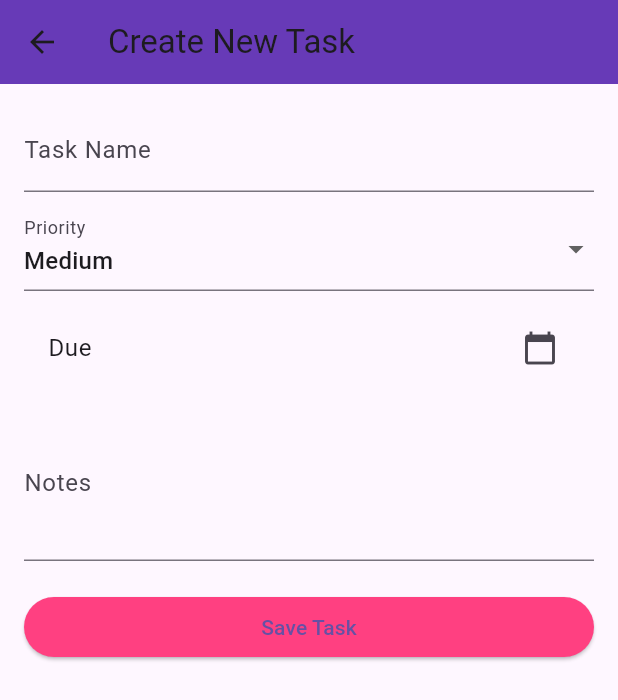
After one commit to pubo123/flutter-test-repo, a Flutter app: the screen it shows once a user with an empty profile is signed in, item 4 of the bottom bar chosen, after a tap on the "add" icon, on a phone screen of 412 x 824 dp. The commit adds this screen. Shown: the top 700 px of the screen. Run offline on Flutter 3.47's test engine with Material 3 defaults, Android fonts, the phone set to English and light mode, and no system bars; our stand-ins replace firebase_auth, firebase_core; accounts and stored records are empty.

Commit message:
some file

```diff
--- /dev/null
+++ b/lib/screen/create_task_page.dart
@@ -0,0 +1,86 @@
+import 'package:flutter/material.dart';
+
+class CreateTaskPage extends StatefulWidget {
+  @override
+  _CreateTaskPageState createState() => _CreateTaskPageState();
+}
+
+class _CreateTaskPageState extends State<CreateTaskPage> {
+  final _formKey = GlobalKey<FormState>();
+  String taskName = '';
+  String priority = 'Medium';
+  DateTime dueDate = DateTime.now();
+  String notes = '';
+
+  void _saveTask() {
+    if (_formKey.currentState!.validate()) {
+      _formKey.currentState!.save();
+      // Save the task details (you can integrate this with a database)
+      print("Task Saved: $taskName, $priority, $dueDate, $notes");
+      Navigator.pop(context);
+    }
+  }
+
+  @override
+  Widget build(BuildContext context) {
+    return Scaffold(
+      appBar: AppBar(
+        title: Text('Create New Task'),
+        backgroundColor: Colors.deepPurple,
+      ),
+      body: Padding(
+        padding: const EdgeInsets.all(16.0),
+        child: Form(
+          key: _formKey,
+          child: ListView(
+            children: [
+              TextFormField(
+                decoration: InputDecoration(labelText: 'Task Name'),
+                validator: (value) {
+                  if (value == null || value.isEmpty) return 'Task name is required';
+                  return null;
+                },
+                onSaved: (value) => taskName = value!,
+              ),
+              SizedBox(height: 10),
+              DropdownButtonFormField<String>(
+                value: priority,
+                items: ['High', 'Medium', 'Low']
+                    .map((priority) => DropdownMenuItem(value: priority, child: Text(priority)))
+                    .toList(),
+                onChanged: (value) => setState(() => priority = value!),
+                decoration: InputDecoration(labelText: 'Priority'),
+              ),
+              SizedBox(height: 10),
+              ListTile(
+                title: Text('Due Date: ${dueDate.toLocal()}'.split(' ')[0]),
+                trailing: Icon(Icons.calendar_today),
+                onTap: () async {
+                  DateTime? pickedDate = await showDatePicker(
+                    context: context,
+                    initialDate: dueDate,
+                    firstDate: DateTime.now(),
+                    lastDate: DateTime(2100),
+                  );
+                  if (pickedDate != null) setState(() => dueDate = pickedDate);
+                },
+              ),
+              SizedBox(height: 10),
+              TextFormField(
+                decoration: InputDecoration(labelText: 'Notes'),
+                maxLines: 3,
+                onSaved: (value) => notes = value!,
+              ),
+              SizedBox(height: 20),
+              ElevatedButton(
+                onPressed: _saveTask,
+                child: Text('Save Task'),
+                style: ElevatedButton.styleFrom(backgroundColor: Colors.pinkAccent),
+              ),
+            ],
+          ),
+        ),
+      ),
+    );
+  }
+}
--- a/lib/screen/home.dart
+++ b/lib/screen/home.dart
@@ -1,3 +1,10 @@
+import 'package:first_project/screen/create_task_page.dart';
+import 'package:first_project/screen/task_details_page.dart';
+import 'package:first_project/screen/calendar_page.dart';
+import 'package:first_project/screen/notification_page.dart';
+import 'package:first_project/screen/team_page.dart';
+import 'package:first_project/screen/more_options_page.dart';
+import 'package:first_project/screen/profile_page.dart';
 import 'package:flutter/material.dart';
 
 void main() {
@@ -14,6 +21,16 @@ class Home_Screen extends StatefulWidget {
 }
 
 class _Home_ScreenState extends State<Home_Screen> {
+  int _currentIndex = 0;
+
+  final List<Widget> _pages = [
+    HomeScreenBody(),     // The home screen body
+    CalendarPage(),       // Calendar Page
+    NotificationsPage(),  // Notifications Page
+    TeamsPage(),          // Teams Page
+    MoreOptionsPage(),    // More Options Page
+  ];
+
   // List of tasks for Today and Upcoming sections
   List<Map<String, dynamic>> todayTasks = [
     {'title': "Math Homework", 'priority': "High", 'dueDate': "Dec 15", 'completed': false},
@@ -56,11 +73,68 @@ class _Home_ScreenState extends State<Home_Screen> {
             icon: Icon(Icons.account_circle),
             onPressed: () {
               // Navigate to profile page
+              Navigator.push(
+                context,
+                MaterialPageRoute(builder: (context) => ProfilePage()),
+              );
             },
           ),
         ],
       ),
-      body: Padding(
+      body: _pages[_currentIndex], // Load the selected page
+      floatingActionButton: FloatingActionButton(
+        onPressed: () {
+          Navigator.push(
+            context,
+            MaterialPageRoute(builder: (context) => CreateTaskPage()),
+          );
+        },
+        backgroundColor: Colors.deepPurple,
+        child: Icon(Icons.add),
+      ),
+      bottomNavigationBar: BottomNavigationBar(
+        currentIndex: _currentIndex,
+        selectedItemColor: Colors.deepPurple,
+        unselectedItemColor: Colors.grey,
+        items: [
+          BottomNavigationBarItem(icon: Icon(Icons.home), label: "Home"),
+          BottomNavigationBarItem(icon: Icon(Icons.calendar_today), label: "Calendar"),
+          BottomNavigationBarItem(icon: Icon(Icons.notifications), label: "Notifications"),
+          BottomNavigationBarItem(icon: Icon(Icons.group), label: "Teams"),
+          BottomNavigationBarItem(icon: Icon(Icons.more_horiz), label: "More"),
+        ],
+        onTap: (index) {
+          setState(() {
+            _currentIndex = index; // Update the index to load the selected page
+          });
+        },
+      ),
+    );
+  }
+}
+
+class HomeScreenBody extends StatelessWidget {
+  final List<Map<String, dynamic>> todayTasks = [
+    {'title': "Math Homework", 'priority': "High", 'dueDate': "Dec 15", 'completed': false},
+    {'title': "Team Meeting", 'priority': "Medium", 'dueDate': "Dec 15", 'completed': false},
+  ];
+
+  final List<Map<String, dynamic>> upcomingTasks = [
+    {'title': "Science Project", 'priority': "Low", 'dueDate': "Dec 20", 'completed': false},
+    {'title': "Report Submission", 'priority': "High", 'dueDate': "Dec 18", 'completed': false},
+  ];
+
+  void deleteTask(List tasks, int index) {
+    tasks.removeAt(index);
+  }
+
+  void toggleComplete(List tasks, int index) {
+    tasks[index]['completed'] = !tasks[index]['completed'];
+  }
+
+  @override
+  Widget build(BuildContext context) {
+    return Padding(
       padding: const EdgeInsets.all(16.0),
       child: Column(
         crossAxisAlignment: CrossAxisAlignment.start,
@@ -78,27 +152,6 @@ class _Home_ScreenState extends State<Home_Screen> {
             onComplete: (index) => toggleComplete(upcomingTasks, index),
           ),
         ],
-        ),
-      ),
-      floatingActionButton: FloatingActionButton(
-        onPressed: () {
-          // Add task creation functionality
-        },
-        backgroundColor: Colors.deepPurple,
-        child: Icon(Icons.add),
-      ),
-      bottomNavigationBar: BottomNavigationBar(
-        selectedItemColor: Colors.deepPurple,
-        items: [
-          BottomNavigationBarItem(icon: Icon(Icons.home), label: "Home"),
-          BottomNavigationBarItem(icon: Icon(Icons.calendar_today), label: "Calendar"),
-          BottomNavigationBarItem(icon: Icon(Icons.notifications), label: "Notifications"),
-          BottomNavigationBarItem(icon: Icon(Icons.group), label: "Teams"),
-          BottomNavigationBarItem(icon: Icon(Icons.more_horiz), label: "More"),
-        ],
-        onTap: (index) {
-          // Handle navigation between sections
-        },
       ),
     );
   }
@@ -170,7 +223,21 @@ class TaskCard extends StatelessWidget {
 
   @override
   Widget build(BuildContext context) {
-    return Container(
+    return GestureDetector(
+      onTap: () {
+        Navigator.push(
+          context,
+          MaterialPageRoute(
+            builder: (context) => TaskDetailsPage(
+              title: title,
+              priority: priority,
+              dueDate: dueDate,
+              notes: "This is a sample note for the task.",
+            ),
+          ),
+        );
+      },
+      child: Container(
         margin: EdgeInsets.only(right: 10.0),
         padding: EdgeInsets.all(10.0),
         width: 150.0,
@@ -220,6 +287,7 @@ class TaskCard extends StatelessWidget {
             ),
           ],
         ),
+      ),
     );
   }
 }
--- /dev/null
+++ b/lib/screen/team_page.dart
@@ -0,0 +1,44 @@
+import 'package:flutter/material.dart';
+
+class TeamsPage extends StatelessWidget {
+  final List<Map<String, dynamic>> teamTasks = [
+    {'title': "Design Wireframe", 'assignee': "John", 'status': "In Progress"},
+    {'title': "Project Presentation", 'assignee': "Emma", 'status': "Not Started"},
+    {'title': "Code Review", 'assignee': "Mike", 'status': "Completed"},
+  ];
+
+  @override
+  Widget build(BuildContext context) {
+    return Scaffold(
+      appBar: AppBar(
+        title: Text("Teams"),
+        backgroundColor: Colors.deepPurple,
+      ),
+      body: ListView.builder(
+        itemCount: teamTasks.length,
+        itemBuilder: (context, index) {
+          final task = teamTasks[index];
+          return Card(
+            margin: EdgeInsets.symmetric(horizontal: 16, vertical: 8),
+            child: ListTile(
+              leading: Icon(Icons.group, color: Colors.blueAccent),
+              title: Text(task['title']!),
+              subtitle: Text("Assigned to: ${task['assignee']}"),
+              trailing: Text(
+                task['status']!,
+                style: TextStyle(
+                  color: task['status'] == "Completed"
+                      ? Colors.green
+                      : task['status'] == "In Progress"
+                          ? Colors.orange
+                          : Colors.red,
+                  fontWeight: FontWeight.bold,
+                ),
+              ),
+            ),
+          );
+        },
+      ),
+    );
+  }
+}
```
Also changed, not shown: lib/screen/calendar_page.dart (added, +45 -0 lines), lib/screen/more_options_page.dart (added, +99 -0 lines), lib/screen/notification_page.dart (added, +33 -0 lines), lib/screen/profile_page.dart (added, +46 -0 lines), lib/screen/task_details_page.dart (added, +64 -0 lines), images/3.jpg (added). Lines whose indentation alone changed are shown as unchanged.
